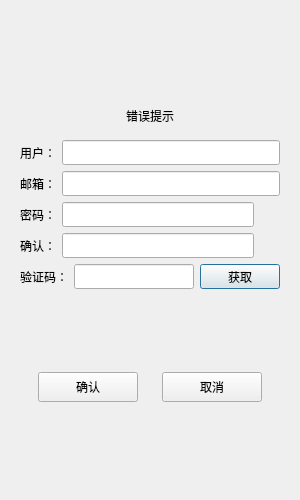
Before: the Qt Designer form registerdialog.ui in dreamingTarget/wechat_client, drawn with Qt 5.
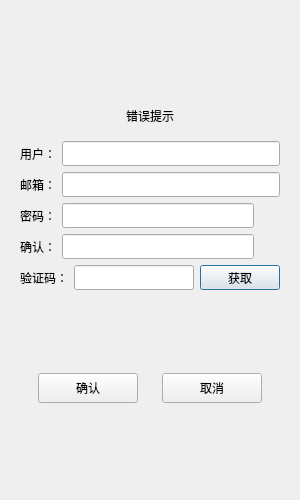
After: the same form once the commit is applied. Custom widgets are drawn as their Qt base class.

Diff of the .ui file:
```diff
--- a/registerdialog.ui
+++ b/registerdialog.ui
@@ -53,6 +53,18 @@
            <layout class="QVBoxLayout" name="verticalLayout_4">
             <item>
              <widget class="QLabel" name="label_err_tip">
+              <property name="minimumSize">
+               <size>
+                <width>0</width>
+                <height>20</height>
+               </size>
+              </property>
+              <property name="maximumSize">
+               <size>
+                <width>16777215</width>
+                <height>20</height>
+               </size>
+              </property>
               <property name="text">
                <string>错误提示</string>
               </property>
@@ -480,16 +492,16 @@
   </layout>
  </widget>
  <customwidgets>
-  <customwidget>
-   <class>TimerBtn</class>
-   <extends>QPushButton</extends>
-   <header>timerbtn.h</header>
-  </customwidget>
   <customwidget>
    <class>ClickedLabel</class>
    <extends>QLabel</extends>
    <header>clickedlabel.h</header>
   </customwidget>
+  <customwidget>
+   <class>TimerBtn</class>
+   <extends>QPushButton</extends>
+   <header>timerbtn.h</header>
+  </customwidget>
  </customwidgets>
  <resources/>
  <connections/>
```
